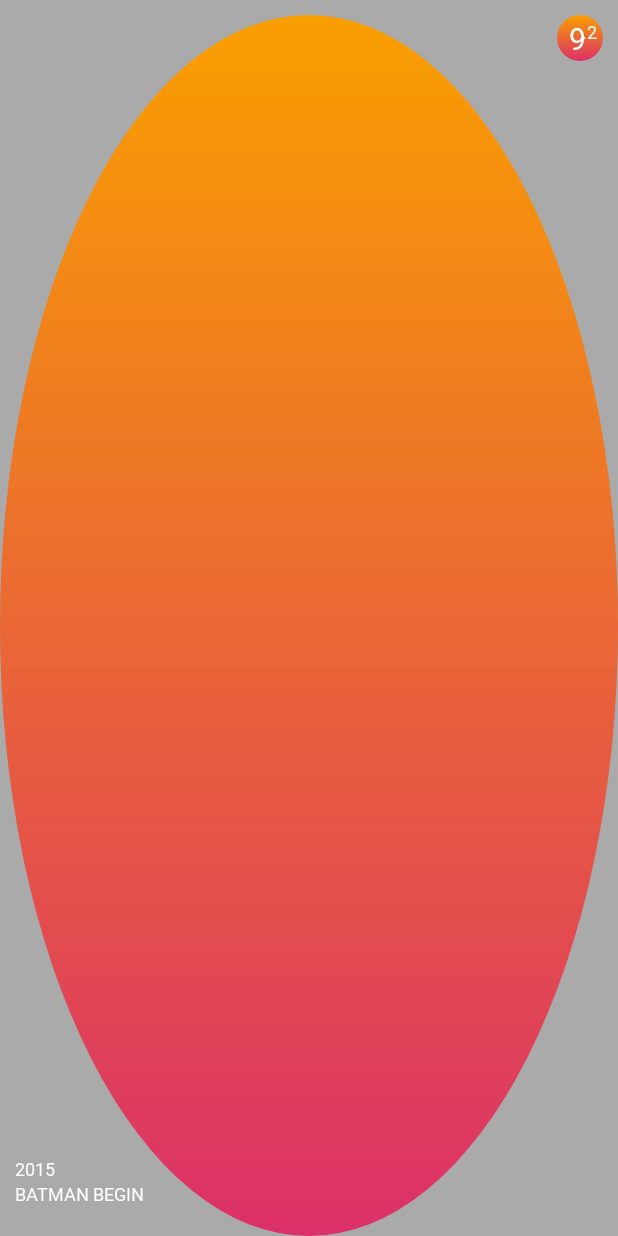
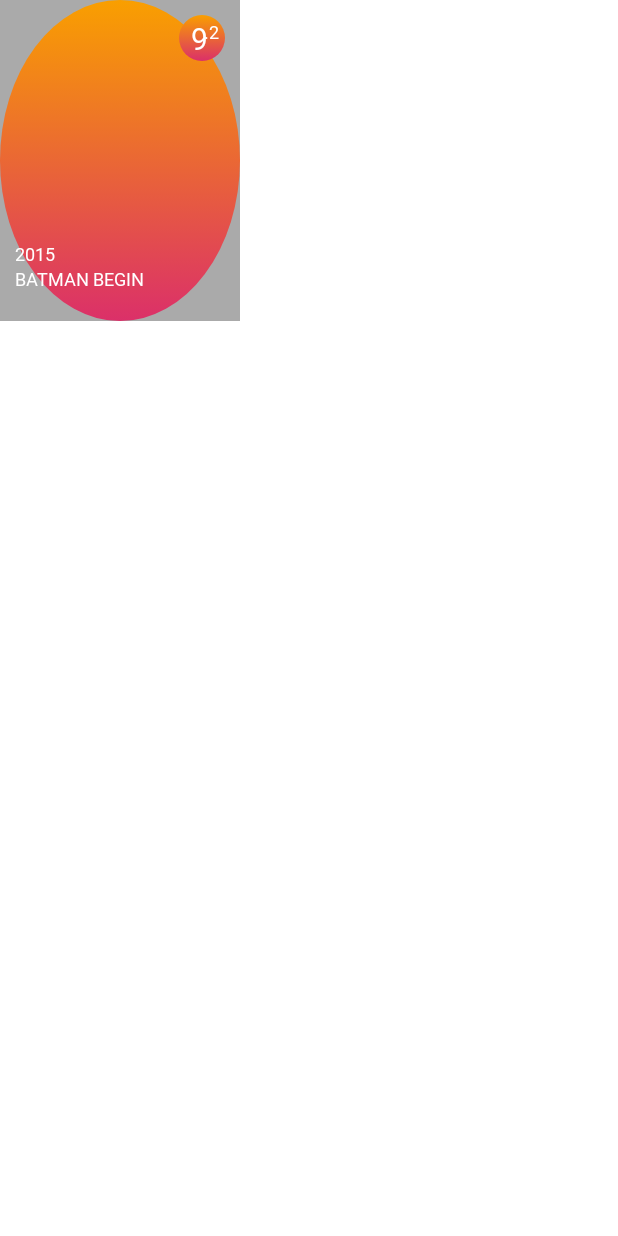
Before and after one commit to Crystal-Technologies-Ltd/delloite-challenge, an Android app: the layout rcvitem_movie.xml on its own in the app's theme, with its tools: preview values and no code run, on a phone screen of 412 x 824 dp. Run offline under Robolectric (Android 15) with nearby library versions, the phone set to English and light mode, and no system bars.

```diff
--- a/app/src/main/res/layout/rcvitem_movie.xml
+++ b/app/src/main/res/layout/rcvitem_movie.xml
@@ -14,20 +14,20 @@
   </data>
 
   <androidx.constraintlayout.widget.ConstraintLayout
-    android:layout_width="match_parent"
-    android:layout_height="match_parent"
+    android:layout_width="160dp"
+    android:layout_height="214dp"
     tools:background="@android:color/darker_gray">
 
     <ImageView
       android:id="@+id/movie_imv_poster"
       android:layout_width="match_parent"
       android:layout_height="match_parent"
-      android:layout_marginTop="9.8dp"
-      tools:src="@drawable/bg_circle_gradient"
-      android:src="@{movieData.poster}"
+      android:src="@drawable/bg_circle_gradient"
       app:layout_constraintStart_toStartOf="parent"
       app:layout_constraintTop_toTopOf="parent"
       android:onClick="@{clickListener}"
+      app:poster="@{movieData.poster}"
+      android:scaleType="center"
       />
 
     <ImageView
@@ -51,7 +51,7 @@
       app:layout_constraintHorizontal_bias="0.4"
       app:layout_constraintStart_toStartOf="@+id/movie_imv_circle"
       app:layout_constraintTop_toTopOf="@+id/movie_imv_circle"
-      tools:text="9" />
+      android:text="9" />
 
     <androidx.appcompat.widget.AppCompatTextView
       android:id="@+id/movie_tv_decimalPoint"
@@ -66,7 +66,7 @@
       app:layout_constraintStart_toStartOf="@+id/movie_imv_circle"
       app:layout_constraintTop_toTopOf="@+id/movie_imv_circle"
       app:layout_constraintVertical_bias=".2"
-      tools:text=".2" />
+      android:text=".2" />
 
     <androidx.appcompat.widget.AppCompatTextView
       android:id="@+id/movie_tv_year"
@@ -79,7 +79,9 @@
       app:layout_constraintTop_toTopOf="parent"
       app:layout_constraintBottom_toTopOf="@+id/movie_tv_title"
       app:layout_constraintVertical_bias="1"
-      tools:text="2015" />
+      tools:text="2015"
+      android:text="@{movieData.year}"
+      />
 
     <androidx.appcompat.widget.AppCompatTextView
       android:id="@+id/movie_tv_title"
@@ -93,6 +95,7 @@
       app:layout_constraintBottom_toBottomOf="@+id/guideline_bottom"
       app:layout_constraintVertical_bias="1"
       android:textAllCaps="true"
+      android:text="@{movieData.title}"
       tools:text="Batman begin" />
 
     <androidx.constraintlayout.widget.Guideline
```
Also changed, not shown: app/src/main/java/com/giang/delloitechallenge/Contexts.kt (added, +7 -0 lines), app/src/main/java/com/giang/delloitechallenge/Glides.kt (+4 -3 lines), app/src/main/java/com/giang/delloitechallenge/MarginDecorator.kt (added, +28 -0 lines), app/src/main/java/com/giang/delloitechallenge/movieslist/MoviesListFragment.kt (+23 -1 lines), app/src/main/java/com/giang/delloitechallenge/movieslist/MoviesListViewModel.kt (+27 -0 lines), app/src/main/java/com/giang/delloitechallenge/movieslist/dto/Search.kt (+7 -1 lines), app/src/main/res/layout/fragment_movies_list.xml (+14 -3 lines).
